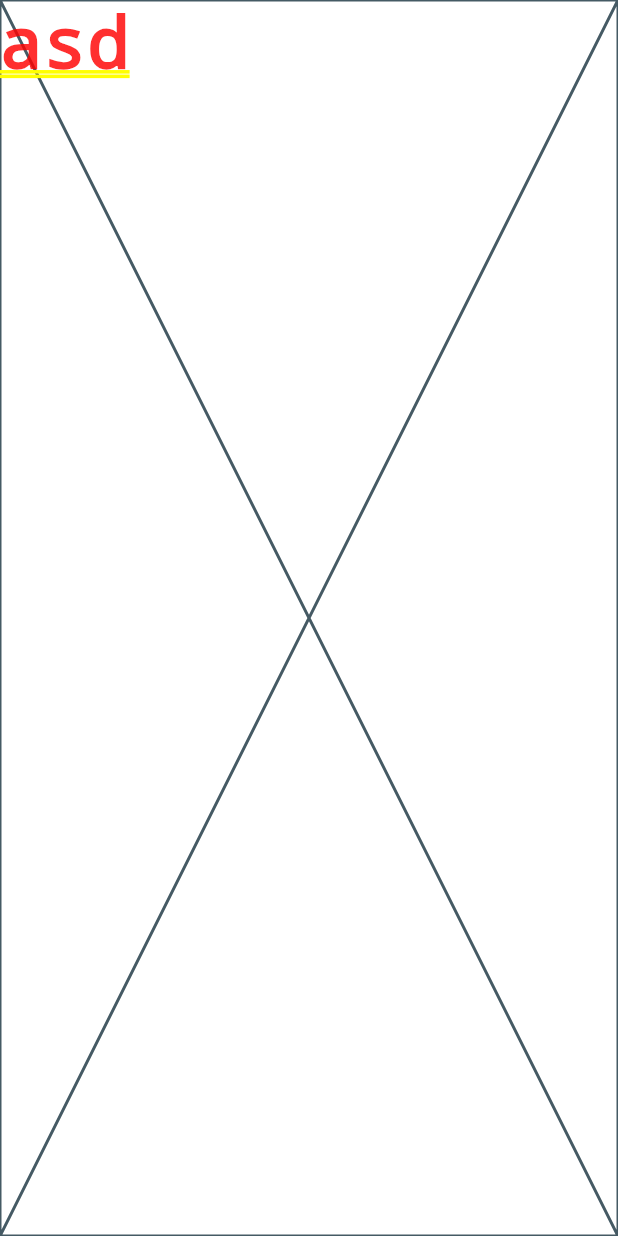
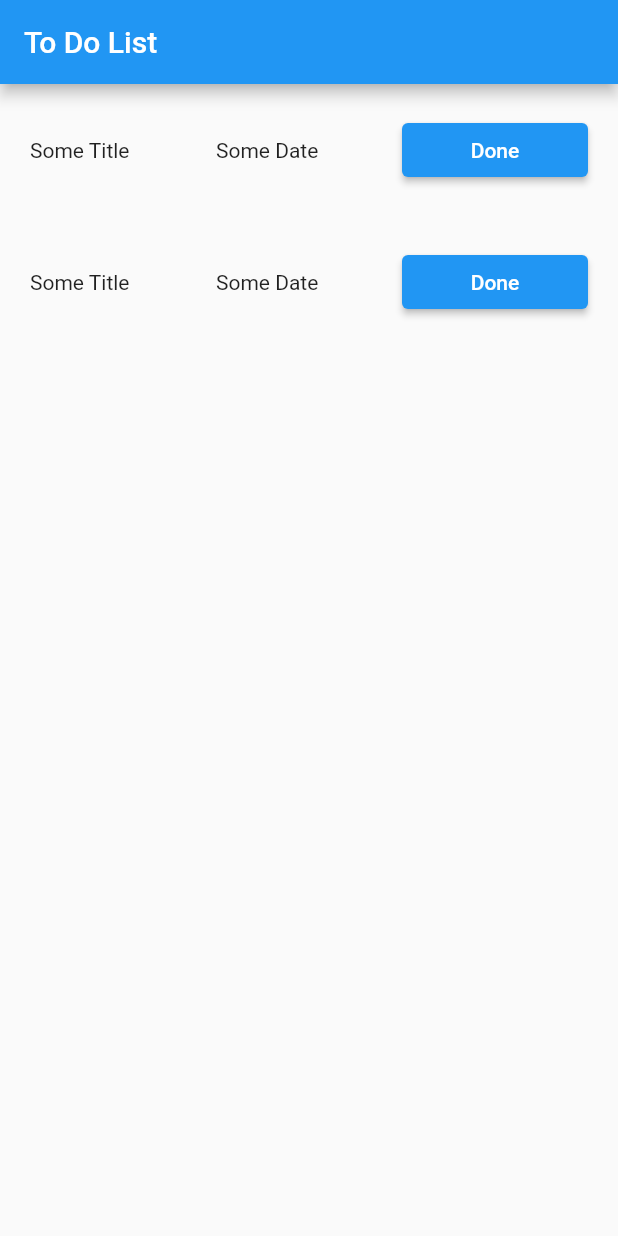
Before and after one commit to 1q2a1/flutter_todolist, a Flutter app: the screen it shows after launch, on a phone screen of 412 x 824 dp. Run offline on Flutter 3.47's test engine with Material 2 defaults, Android fonts, the phone set to English and light mode, and no system bars.

Commit message:
Added TodoCard widget for each item in todo list

```diff
--- a/lib/home.dart
+++ b/lib/home.dart
@@ -1,12 +1,16 @@
 import 'package:flutter/material.dart';
 import 'package:flutter/src/widgets/framework.dart';
 import 'package:flutter/src/widgets/placeholder.dart';
+import 'package:todolist/todo_card.dart';
 
 class Home extends StatelessWidget {
   const Home({super.key});
 
   @override
   Widget build(BuildContext context) {
-    return const Placeholder(child: Text("asd"));
+    return Scaffold(
+      appBar: AppBar(title: const Text("To Do List")),
+      body: Column(children: const [TodoCard(), TodoCard()]),
+    );
   }
 }
--- /dev/null
+++ b/lib/todo_card.dart
@@ -0,0 +1,27 @@
+import 'package:flutter/material.dart';
+import 'package:flutter/src/widgets/framework.dart';
+import 'package:flutter/src/widgets/placeholder.dart';
+
+class TodoCard extends StatelessWidget {
+  const TodoCard({super.key});
+
+  @override
+  Widget build(BuildContext context) {
+    return Container(
+      padding: const EdgeInsetsDirectional.all(20),
+      child: Row(children: [
+        const Expanded(
+            child: Text(
+          "Some Title",
+          // textAlign: TextAlign.center,
+        )),
+        const Expanded(
+            child: Text(
+          "Some Date",
+          // textAlign: TextAlign.center,
+        )),
+        Expanded(child: ElevatedButton(onPressed: () {}, child: const Text("Done")))
+      ]),
+    );
+  }
+}
```
Also changed, not shown: lib/main.dart (+0 -110 lines).
